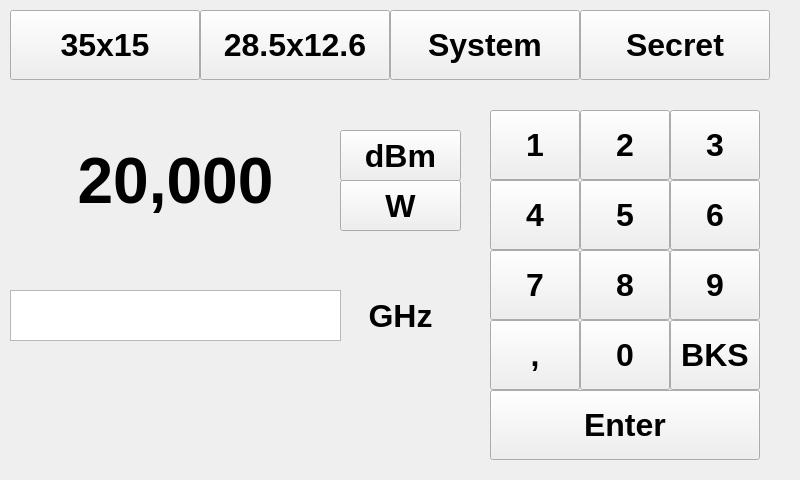
The window that sw_platform.ui (Linkrik/PowerMeter) describes before a commit, drawn with Qt 5.
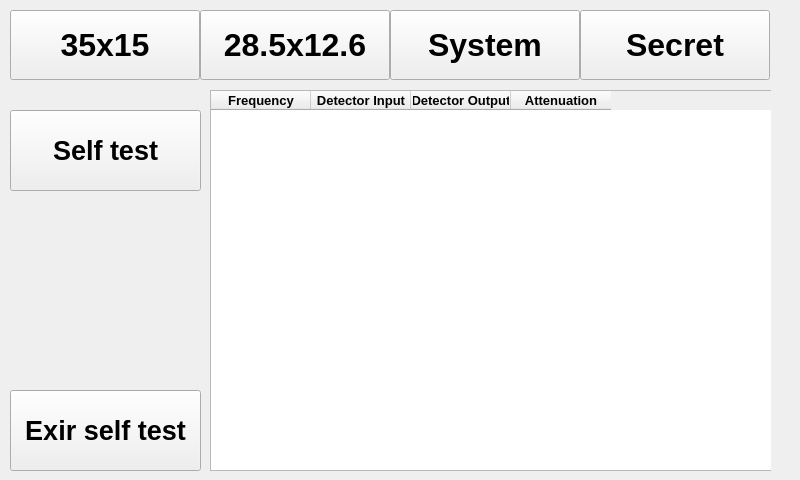
The same window after the commit. The open tabs and pages were chosen to show the change.

The edit to the form file:
```diff
--- a/sw_platform.ui
+++ b/sw_platform.ui
@@ -96,7 +96,7 @@
     <rect>
      <x>10</x>
      <y>90</y>
-     <width>781</width>
+     <width>761</width>
      <height>381</height>
     </rect>
    </property>
@@ -2066,6 +2066,171 @@
      <property name="textDirection">
       <enum>QProgressBar::BottomToTop</enum>
      </property>
+     <property name="format">
+      <string>Calibration progress %p%</string>
+     </property>
+    </widget>
+    <widget class="QPushButton" name="btn_self_test_att">
+     <property name="geometry">
+      <rect>
+       <x>10</x>
+       <y>90</y>
+       <width>371</width>
+       <height>81</height>
+      </rect>
+     </property>
+     <property name="font">
+      <font>
+       <family>Arial</family>
+       <pointsize>20</pointsize>
+       <weight>75</weight>
+       <bold>true</bold>
+      </font>
+     </property>
+     <property name="text">
+      <string>Self test attenuation</string>
+     </property>
+     <property name="flat">
+      <bool>false</bool>
+     </property>
+    </widget>
+   </widget>
+   <widget class="QWidget" name="page8_self_test_attenuation">
+    <widget class="QPushButton" name="btn_self_test_attenuation">
+     <property name="geometry">
+      <rect>
+       <x>0</x>
+       <y>20</y>
+       <width>191</width>
+       <height>81</height>
+      </rect>
+     </property>
+     <property name="font">
+      <font>
+       <family>Arial</family>
+       <pointsize>20</pointsize>
+       <weight>75</weight>
+       <bold>true</bold>
+      </font>
+     </property>
+     <property name="text">
+      <string>Self test</string>
+     </property>
+     <property name="flat">
+      <bool>false</bool>
+     </property>
+    </widget>
+    <widget class="QPushButton" name="btn_exit_self_test_attenuation">
+     <property name="geometry">
+      <rect>
+       <x>0</x>
+       <y>300</y>
+       <width>191</width>
+       <height>81</height>
+      </rect>
+     </property>
+     <property name="font">
+      <font>
+       <family>Arial</family>
+       <pointsize>20</pointsize>
+       <weight>75</weight>
+       <bold>true</bold>
+      </font>
+     </property>
+     <property name="text">
+      <string>Exir self test</string>
+     </property>
+     <property name="flat">
+      <bool>false</bool>
+     </property>
+    </widget>
+    <widget class="QTableWidget" name="tw_self_test_attenuation">
+     <property name="geometry">
+      <rect>
+       <x>200</x>
+       <y>0</y>
+       <width>591</width>
+       <height>381</height>
+      </rect>
+     </property>
+     <property name="font">
+      <font>
+       <family>Arial</family>
+       <pointsize>16</pointsize>
+       <weight>75</weight>
+       <bold>true</bold>
+      </font>
+     </property>
+     <property name="verticalScrollBarPolicy">
+      <enum>Qt::ScrollBarAlwaysOn</enum>
+     </property>
+     <property name="verticalScrollMode">
+      <enum>QAbstractItemView::ScrollPerItem</enum>
+     </property>
+     <column>
+      <property name="text">
+       <string>Frequency</string>
+      </property>
+      <property name="font">
+       <font>
+        <family>Arial</family>
+        <pointsize>10</pointsize>
+        <weight>75</weight>
+        <bold>true</bold>
+       </font>
+      </property>
+      <property name="textAlignment">
+       <set>AlignCenter</set>
+      </property>
+     </column>
+     <column>
+      <property name="text">
+       <string>Detector Input</string>
+      </property>
+      <property name="font">
+       <font>
+        <family>Arial</family>
+        <pointsize>10</pointsize>
+        <weight>75</weight>
+        <bold>true</bold>
+       </font>
+      </property>
+      <property name="textAlignment">
+       <set>AlignCenter</set>
+      </property>
+     </column>
+     <column>
+      <property name="text">
+       <string>Detector Output</string>
+      </property>
+      <property name="font">
+       <font>
+        <family>Arial</family>
+        <pointsize>10</pointsize>
+        <weight>75</weight>
+        <bold>true</bold>
+       </font>
+      </property>
+      <property name="textAlignment">
+       <set>AlignCenter</set>
+      </property>
+     </column>
+     <column>
+      <property name="text">
+       <string>Attenuation</string>
+      </property>
+      <property name="font">
+       <font>
+        <family>Arial</family>
+        <pointsize>10</pointsize>
+        <weight>75</weight>
+        <bold>true</bold>
+       </font>
+      </property>
+      <property name="textAlignment">
+       <set>AlignCenter</set>
+      </property>
+     </column>
     </widget>
    </widget>
   </widget>
```
Left out of the diff: 70 changed lines with no effect on the pictures.
